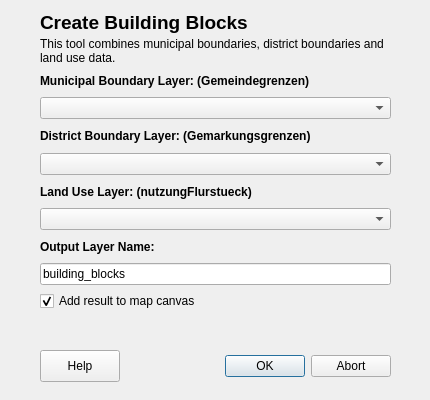
This is Final_Project/plugin/building_block_creator/building_block_creator_dialog_creator.ui in tlehman1/Python_QGIS_ArcGIS_Uni_Muenster as Qt 5 draws it before an edit. The edited form follows.
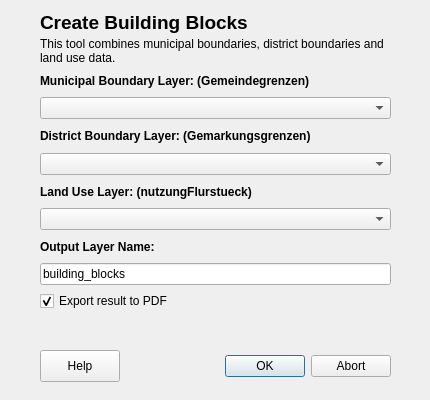
This is the edited form. Custom widgets are drawn as their Qt base class.

Commit message: export function

Patch:
```diff
--- a/Final_Project/plugin/building_block_creator/building_block_creator_dialog_creator.ui
+++ b/Final_Project/plugin/building_block_creator/building_block_creator_dialog_creator.ui
@@ -177,7 +177,7 @@
     <item>
      <widget class="QCheckBox" name="addToMapCheckBox">
       <property name="text">
-       <string>Add result to map canvas</string>
+       <string>Export result to PDF</string>
       </property>
       <property name="checked">
        <bool>true</bool>
```
Left out of the diff: 2 changed lines with no effect on the pictures. The commit also changes 1 other file.
